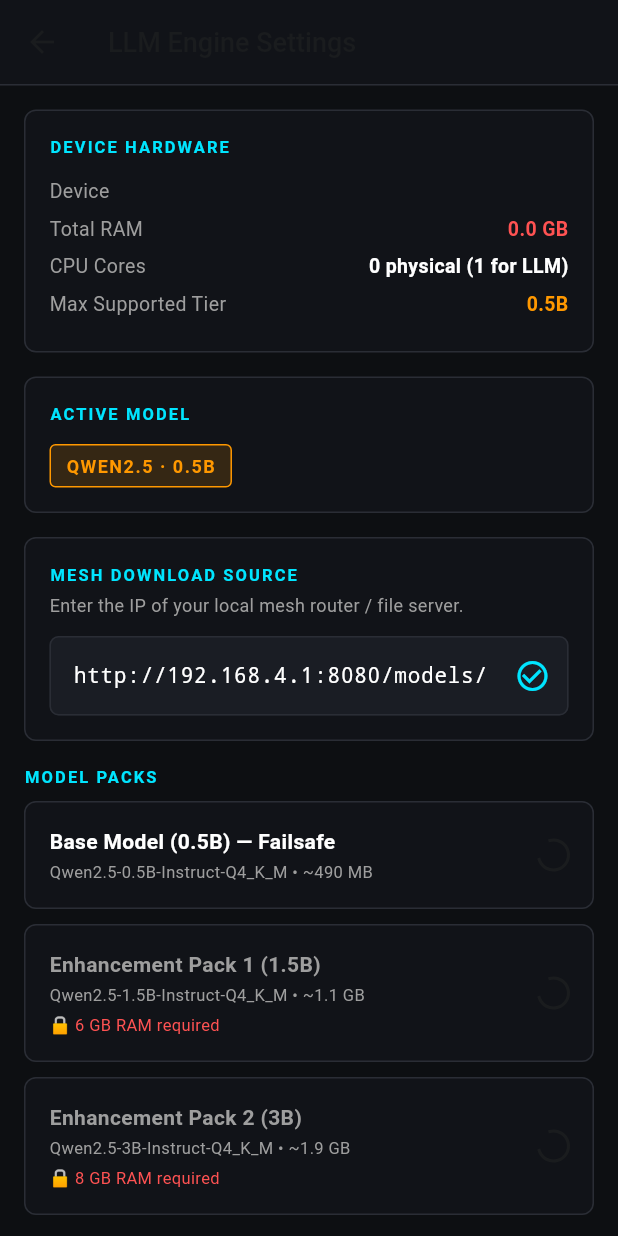
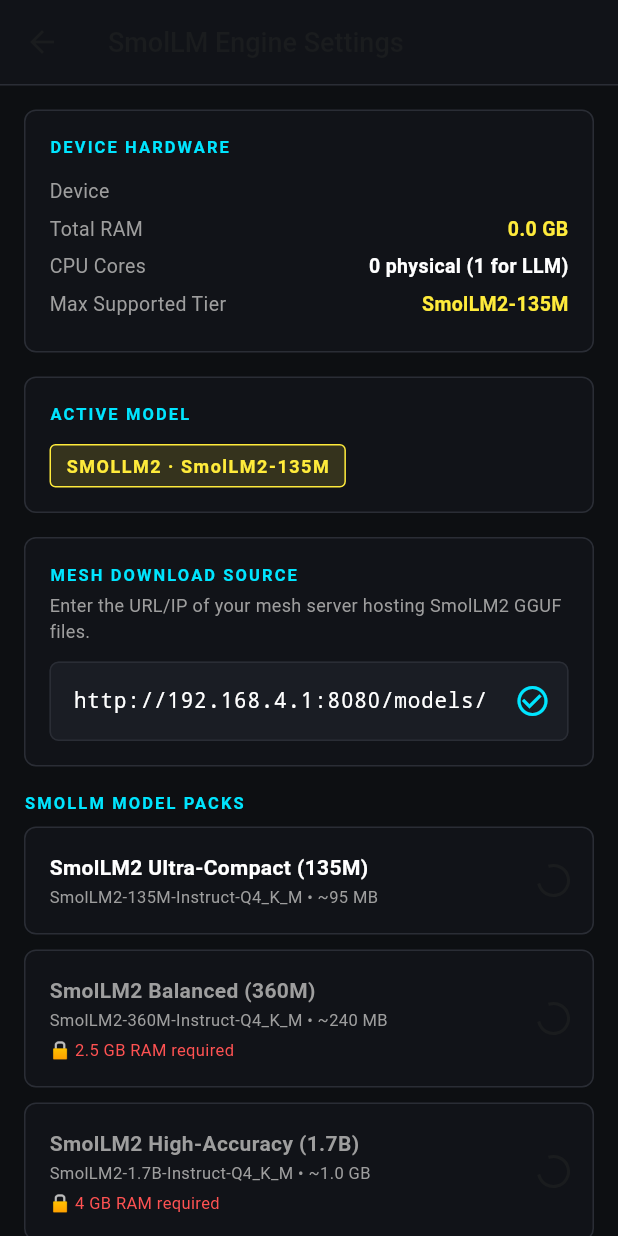
Before and after one commit to Sh1sh1R017/RescueMesh, a Flutter app: the LlmSettingsScreen screen opened directly, on a phone screen of 412 x 824 dp. Run offline on Flutter 3.47's test engine with Material 3 defaults, Android fonts, the phone set to English and light mode, and no system bars; our stand-ins replace battery_plus, device_info_plus, dio, flutter_blue_plus, flutter_map, flutter_markdown and 6 more; missing offline and left inert: fllama, flutter_ble_peripheral, google_mlkit_image_labeling, tflite_flutter; accounts and stored records are empty.

Commit message:
feat(ai): Standardize Edge AI engine 100% on HuggingFace SmolLM2 model architecture

```diff
--- a/lib/domain/services/hardware_profiler_service.dart
+++ b/lib/domain/services/hardware_profiler_service.dart
@@ -2,15 +2,15 @@
 import 'package:flutter/services.dart';
 import 'package:device_info_plus/device_info_plus.dart';
 
-/// Model tiers available in the system.
+/// Model tiers available in the SmolLM2 system.
 enum ModelTier {
-  /// Qwen2.5-0.5B-Instruct-Q4_K_M.gguf (~490 MB) — always the failsafe.
+  /// SmolLM2-135M-Instruct-Q4_K_M.gguf (~95 MB) — ultra-compact base failsafe.
   base,
 
-  /// Qwen2.5-1.5B-Instruct-Q4_K_M.gguf (~1.1 GB) — offered on ≥ 6 GB RAM.
+  /// SmolLM2-360M-Instruct-Q4_K_M.gguf (~240 MB) — offered on ≥ 2.5 GB RAM.
   enhancement1,
 
-  /// Qwen2.5-3B-Instruct-Q4_K_M.gguf (~1.9 GB) — offered on ≥ 8 GB RAM.
+  /// SmolLM2-1.7B-Instruct-Q4_K_M.gguf (~1.0 GB) — offered on ≥ 4 GB RAM.
   enhancement2,
 }
 
@@ -30,25 +30,25 @@
 
 const Map<ModelTier, _TierSpec> _kTierSpecs = {
   ModelTier.base: _TierSpec(
-    '0.5B',
-    'Qwen2.5-0.5B-Instruct-Q4_K_M.gguf',
-    490 * _kMb,
+    'SmolLM2-135M',
+    'SmolLM2-135M-Instruct-Q4_K_M.gguf',
+    95 * _kMb,
   ),
   ModelTier.enhancement1: _TierSpec(
-    '1.5B',
-    'Qwen2.5-1.5B-Instruct-Q4_K_M.gguf',
-    1100 * _kMb,
+    'SmolLM2-360M',
+    'SmolLM2-360M-Instruct-Q4_K_M.gguf',
+    240 * _kMb,
   ),
   ModelTier.enhancement2: _TierSpec(
-    '3B',
-    'Qwen2.5-3B-Instruct-Q4_K_M.gguf',
-    1900 * _kMb,
+    'SmolLM2-1.7B',
+    'SmolLM2-1.7B-Instruct-Q4_K_M.gguf',
+    1024 * _kMb,
   ),
 };
 
-// Tier RAM thresholds
-const double _kEnhancement2MinGb = 8.0;
-const double _kEnhancement1MinGb = 6.0;
+// Tier RAM thresholds for ultra-lightweight SmolLM execution
+const double _kEnhancement2MinGb = 4.0;
+const double _kEnhancement1MinGb = 2.5;
 
 /// Result from a hardware profiling pass.
 class HardwareProfile {
@@ -78,11 +78,7 @@
       'cores=$physicalCoreCount, tier=$maxAllowedTier, model=$deviceModel)';
 }
 
-/// Module A: Profiles device hardware and returns the appropriate model tier.
-///
-/// Uses a [MethodChannel] to call Android's [ActivityManager.MemoryInfo] for
-/// accurate total RAM, since neither [device_info_plus] nor [system_info2]
-/// expose total physical RAM on Android without native code.
+/// Module A: Profiles device hardware and returns the appropriate SmolLM model tier.
 class HardwareProfilerService {
   static const MethodChannel _channel =
       MethodChannel('com.rescuemesh/hardware');
@@ -125,14 +121,13 @@
       physicalCoreCount: coreCount,
       deviceModel: deviceModel,
       maxAllowedTier: maxAllowed,
-      // Conservative: start at base, let the user opt-in to higher tiers
       recommendedTier: ModelTier.base,
     );
 
     return _cachedProfile!;
   }
 
-  /// Determines the maximum model tier this device can safely run.
+  /// Determines the maximum SmolLM model tier this device can safely run.
   static ModelTier _tierForRam(int totalRamBytes) {
     final gb = totalRamBytes / _kGb;
     if (gb >= _kEnhancement2MinGb) return ModelTier.enhancement2;
@@ -153,11 +148,10 @@
   }
 
   // ─────────────────────────────────────────────
-  // Tier metadata accessors — all driven by _kTierSpecs
-  // Replacing 3 separate switch statements (~30 lines) with map lookups.
+  // Tier metadata accessors — driven by SmolLM _kTierSpecs
   // ─────────────────────────────────────────────
 
-  /// Human-readable model size label (e.g. "1.5B").
+  /// Human-readable model size label (e.g. "SmolLM2-360M").
   static String tierLabel(ModelTier tier) =>
       _kTierSpecs[tier]!.label;
 
--- a/lib/presentation/ai_chat/llm_settings_screen.dart
+++ b/lib/presentation/ai_chat/llm_settings_screen.dart
@@ -8,7 +8,7 @@
 /// Module D — Setup/Status Screen
 ///
 /// Dark-mode first. Shows:
-///   • Device RAM & active model
+///   • Device RAM & active SmolLM2 model
 ///   • Per-tier download progress with mesh IP input
 ///   • Load model button
 class LlmSettingsScreen extends ConsumerStatefulWidget {
@@ -24,21 +24,21 @@
   static const _modelTileConfigs = [
     (
       tier: ModelTier.base,
-      title: 'Base Model (0.5B) — Failsafe',
-      subtitle: 'Qwen2.5-0.5B-Instruct-Q4_K_M • ~490 MB',
-      minRam: '2 GB RAM minimum',
+      title: 'SmolLM2 Ultra-Compact (135M)',
+      subtitle: 'SmolLM2-135M-Instruct-Q4_K_M • ~95 MB',
+      minRam: '1.5 GB RAM minimum',
     ),
     (
       tier: ModelTier.enhancement1,
-      title: 'Enhancement Pack 1 (1.5B)',
-      subtitle: 'Qwen2.5-1.5B-Instruct-Q4_K_M • ~1.1 GB',
-      minRam: '6 GB RAM required',
+      title: 'SmolLM2 Balanced (360M)',
+      subtitle: 'SmolLM2-360M-Instruct-Q4_K_M • ~240 MB',
+      minRam: '2.5 GB RAM required',
     ),
     (
       tier: ModelTier.enhancement2,
-      title: 'Enhancement Pack 2 (3B)',
-      subtitle: 'Qwen2.5-3B-Instruct-Q4_K_M • ~1.9 GB',
-      minRam: '8 GB RAM required',
+      title: 'SmolLM2 High-Accuracy (1.7B)',
+      subtitle: 'SmolLM2-1.7B-Instruct-Q4_K_M • ~1.0 GB',
+      minRam: '4 GB RAM required',
     ),
   ];
 
@@ -65,7 +65,7 @@
     return Scaffold(
       backgroundColor: const Color(0xFF0D0F12),
       appBar: AppBar(
-        title: const Text('LLM Engine Settings'),
+        title: const Text('SmolLM Engine Settings'),
         backgroundColor: const Color(0xFF111318),
         foregroundColor: Colors.white,
         elevation: 0,
@@ -85,7 +85,7 @@
             const SizedBox(height: 16),
             _buildMeshUrlCard(),
             const SizedBox(height: 16),
-            _buildSectionLabel('MODEL PACKS'),
+            _buildSectionLabel('SMOLLM MODEL PACKS'),
             const SizedBox(height: 8),
             for (final cfg in _modelTileConfigs)
               _buildModelTileForTier(
@@ -158,7 +158,7 @@
                   borderRadius: BorderRadius.circular(4),
                 ),
                 child: Text(
-                  'QWEN2.5 · $tierLabel',
+                  'SMOLLM2 · $tierLabel',
                   style: TextStyle(
                     color: _tierColor(activeTier),
                     fontWeight: FontWeight.bold,
@@ -221,7 +221,7 @@
           _buildSectionLabel('MESH DOWNLOAD SOURCE'),
           const SizedBox(height: 4),
           const Text(
-            'Enter the IP of your local mesh router / file server.',
+            'Enter the URL/IP of your mesh server hosting SmolLM2 GGUF files.',
             style: TextStyle(color: Colors.grey, fontSize: 12),
           ),
           const SizedBox(height: 12),
@@ -233,7 +233,7 @@
               fontSize: 14,
             ),
             decoration: InputDecoration(
-              hintText: 'http://192.168.4.1:8080/models/',
+              hintText: 'https://huggingface.co/HuggingFaceTB/',
               hintStyle: TextStyle(color: Colors.white.withValues(alpha: 0.3)),
               filled: true,
               fillColor: const Color(0xFF1A1D24),
@@ -260,7 +260,7 @@
                   FocusScope.of(context).unfocus();
                   ScaffoldMessenger.of(context).showSnackBar(
                     const SnackBar(
-                      content: Text('Mesh URL updated'),
+                      content: Text('SmolLM2 Mesh URL updated'),
                       duration: Duration(seconds: 2),
                     ),
                   );
@@ -481,7 +481,7 @@
               )
             : const Icon(Icons.memory),
         label: Text(
-          isLoading ? 'Loading model...' : 'Load Best Available Model',
+          isLoading ? 'Loading SmolLM2 model...' : 'Load Best SmolLM2 Model',
           style: const TextStyle(fontWeight: FontWeight.bold, letterSpacing: 0.5),
         ),
         onPressed: isLoading
@@ -508,16 +508,15 @@
   }
 
   Color _ramColor(double gb) {
-    if (gb >= 8) return const Color(0xFF69FF47);
-    if (gb >= 6) return Colors.orange;
-    if (gb >= 4) return Colors.yellow;
-    return const Color(0xFFFF5252);
+    if (gb >= 4) return const Color(0xFF69FF47);
+    if (gb >= 2.5) return const Color(0xFF00E5FF);
+    return Colors.yellow;
   }
 
   Color _tierColor(ModelTier tier) {
     switch (tier) {
       case ModelTier.base:
-        return Colors.orange;
+        return Colors.yellow;
       case ModelTier.enhancement1:
         return const Color(0xFF00E5FF);
       case ModelTier.enhancement2:
```
Also changed, not shown: 1 other file.
